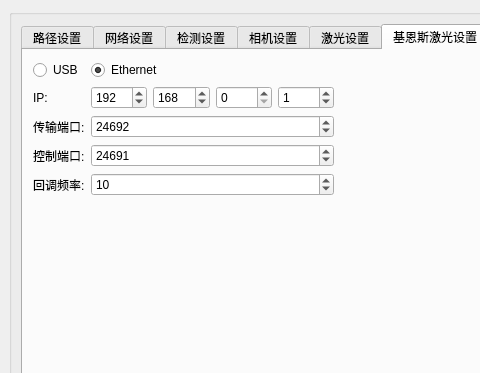
First picture: the form in settingDialog.ui, repository kof98765/scanControl, before the edit; both pictures show x 0 to 480 and y 0 to 373 of the 652 by 620 pixel window.
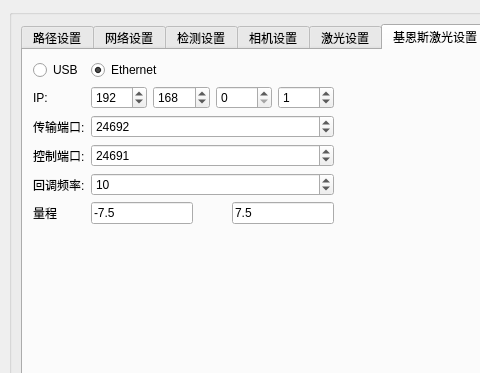
Second picture: the form after the edit. The open tabs and pages were chosen to show the change.

What changed in the file:
```diff
--- a/settingDialog.ui
+++ b/settingDialog.ui
@@ -1458,6 +1458,44 @@
            </property>
           </widget>
          </item>
+         <item row="6" column="0">
+          <widget class="QLabel" name="Label">
+           <property name="text">
+            <string>量程</string>
+           </property>
+          </widget>
+         </item>
+         <item row="6" column="1">
+          <layout class="QHBoxLayout" name="horizontalLayout_8">
+           <item>
+            <widget class="QLineEdit" name="minMeasuringRange">
+             <property name="text">
+              <string>-7.5</string>
+             </property>
+            </widget>
+           </item>
+           <item>
+            <spacer name="horizontalSpacer_12">
+             <property name="orientation">
+              <enum>Qt::Horizontal</enum>
+             </property>
+             <property name="sizeHint" stdset="0">
+              <size>
+               <width>40</width>
+               <height>20</height>
+              </size>
+             </property>
+            </spacer>
+           </item>
+           <item>
+            <widget class="QLineEdit" name="maxMeasuringRange">
+             <property name="text">
+              <string>7.5</string>
+             </property>
+            </widget>
+           </item>
+          </layout>
+         </item>
         </layout>
        </widget>
       </widget>
```
Left out of the diff: 16 changed lines with no effect on the pictures.
